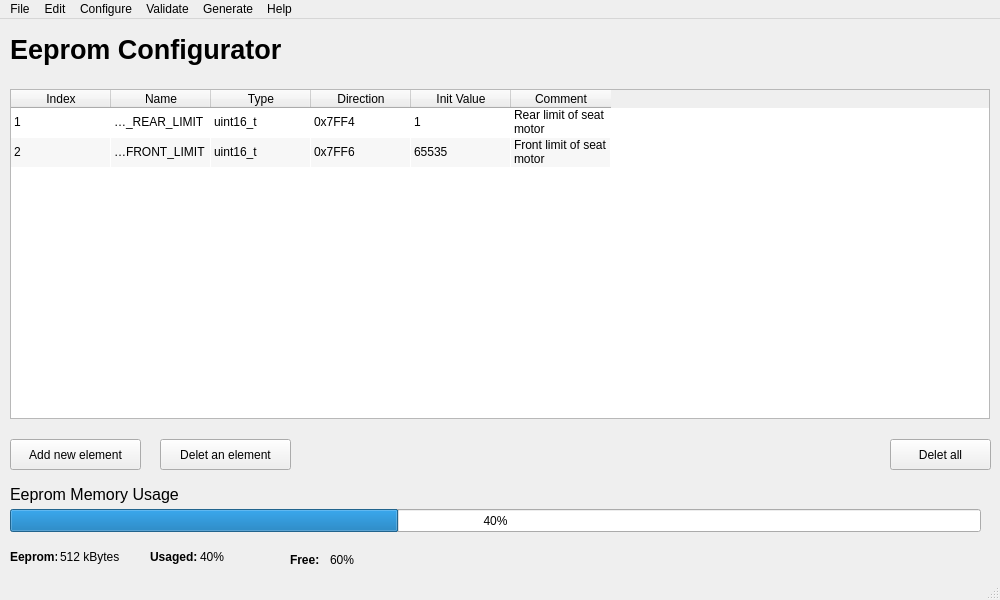
First picture: the form in 00_Dialogs/main_window.ui, repository Sergioalan13/Eeprom_Configurator, before the edit.
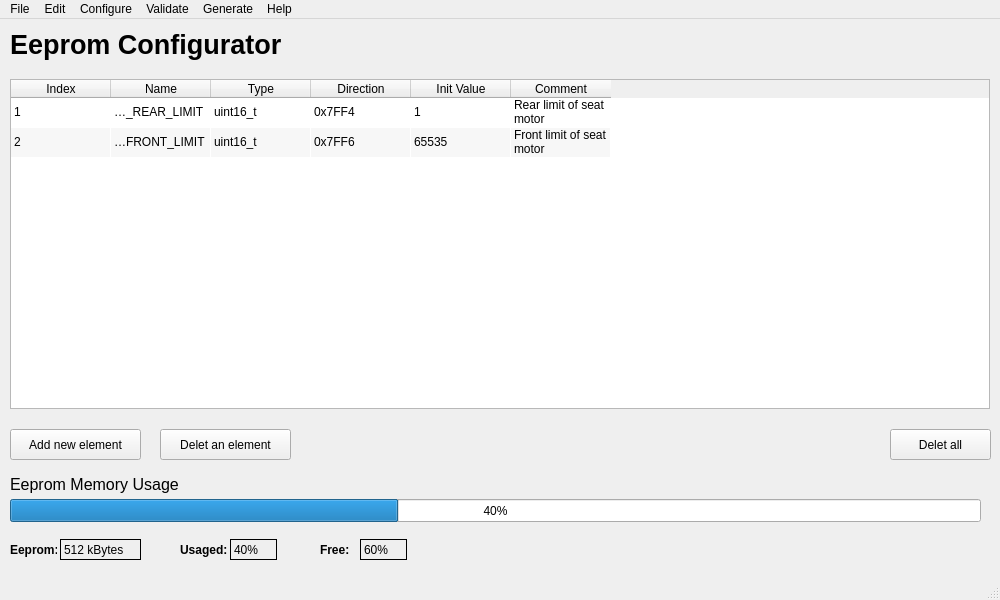
Second picture: the form after the edit.

Commit message: Configuration template for the Eeprom Configurator tool updated.     - Elements labels renamed to appropiate element name.     - Added box of eeprom, usage and free text for memory data information.

Diff of the .ui file:
```diff
--- a/00_Dialogs/main_window.ui
+++ b/00_Dialogs/main_window.ui
@@ -59,7 +59,7 @@
     <property name="geometry">
      <rect>
       <x>10</x>
-      <y>490</y>
+      <y>480</y>
       <width>971</width>
       <height>23</height>
      </rect>
@@ -72,7 +72,7 @@
     <property name="geometry">
      <rect>
       <x>10</x>
-      <y>460</y>
+      <y>450</y>
       <width>321</width>
       <height>31</height>
      </rect>
@@ -90,7 +90,7 @@
     <property name="geometry">
      <rect>
       <x>10</x>
-      <y>420</y>
+      <y>410</y>
       <width>131</width>
       <height>31</height>
      </rect>
@@ -103,7 +103,7 @@
     <property name="geometry">
      <rect>
       <x>160</x>
-      <y>420</y>
+      <y>410</y>
       <width>131</width>
       <height>31</height>
      </rect>
@@ -116,9 +116,9 @@
     <property name="geometry">
      <rect>
       <x>10</x>
-      <y>10</y>
+      <y>0</y>
       <width>321</width>
-      <height>41</height>
+      <height>51</height>
      </rect>
     </property>
     <property name="font">
@@ -138,7 +138,7 @@
     <property name="geometry">
      <rect>
       <x>890</x>
-      <y>420</y>
+      <y>410</y>
       <width>101</width>
       <height>31</height>
      </rect>
@@ -151,9 +151,9 @@
     <property name="geometry">
      <rect>
       <x>10</x>
-      <y>530</y>
+      <y>520</y>
       <width>47</width>
-      <height>16</height>
+      <height>21</height>
      </rect>
     </property>
     <property name="font">
@@ -169,10 +169,10 @@
    <widget class="QLabel" name="EepromUsageText">
     <property name="geometry">
      <rect>
-      <x>150</x>
-      <y>530</y>
+      <x>180</x>
+      <y>520</y>
       <width>47</width>
-      <height>16</height>
+      <height>21</height>
      </rect>
     </property>
     <property name="font">
@@ -188,8 +188,8 @@
    <widget class="QLabel" name="EepromFreeText">
     <property name="geometry">
      <rect>
-      <x>290</x>
-      <y>530</y>
+      <x>320</x>
+      <y>520</y>
       <width>31</width>
       <height>21</height>
      </rect>
@@ -208,11 +208,14 @@
     <property name="geometry">
      <rect>
       <x>60</x>
-      <y>530</y>
-      <width>61</width>
-      <height>16</height>
+      <y>520</y>
+      <width>81</width>
+      <height>21</height>
      </rect>
     </property>
+    <property name="frameShape">
+     <enum>QFrame::Box</enum>
+    </property>
     <property name="text">
      <string>512 kBytes</string>
     </property>
@@ -229,12 +232,15 @@
    <widget class="QLabel" name="EepromSize_Used">
     <property name="geometry">
      <rect>
-      <x>200</x>
-      <y>530</y>
+      <x>230</x>
+      <y>520</y>
       <width>47</width>
-      <height>16</height>
+      <height>21</height>
      </rect>
     </property>
+    <property name="frameShape">
+     <enum>QFrame::Box</enum>
+    </property>
     <property name="text">
      <string>40%</string>
     </property>
@@ -251,12 +257,15 @@
    <widget class="QLabel" name="EepromSize_Free">
     <property name="geometry">
      <rect>
-      <x>330</x>
-      <y>530</y>
+      <x>360</x>
+      <y>520</y>
       <width>47</width>
       <height>21</height>
      </rect>
     </property>
+    <property name="frameShape">
+     <enum>QFrame::Box</enum>
+    </property>
     <property name="text">
      <string>60%</string>
     </property>
@@ -274,7 +283,7 @@
     <property name="geometry">
      <rect>
       <x>10</x>
-      <y>70</y>
+      <y>60</y>
       <width>980</width>
       <height>330</height>
      </rect>
```
Left out of the diff: 20 changed lines with no effect on the pictures. The commit also changes 1 other file.
